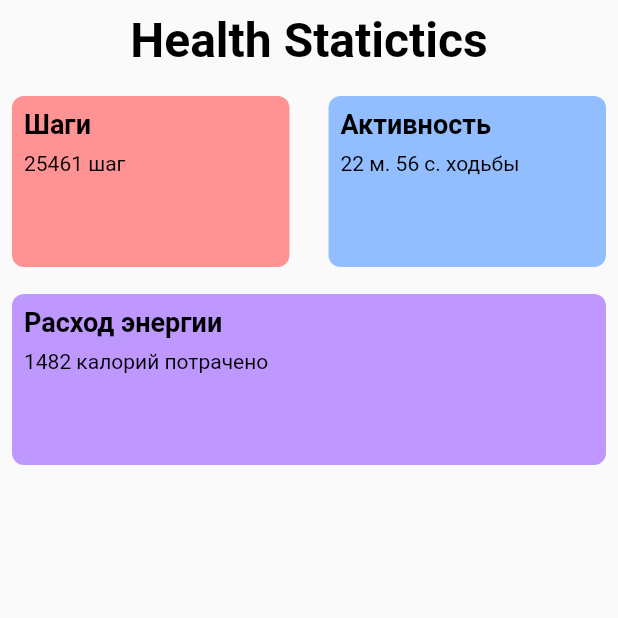
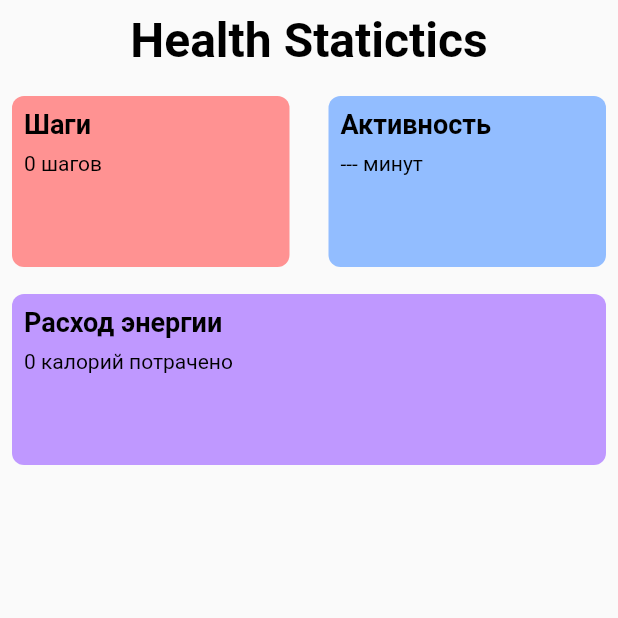
Before and after one commit to Rast4m4n/health-statistics, a Flutter app: the screen it shows after launch, on a phone screen of 412 x 824 dp, the top half of it. Run offline on Flutter 3.47's test engine with Material 2 defaults, Android fonts, the phone set to English and light mode, and no system bars; our stand-ins replace google_sign_in, permission_handler; missing offline and left inert: health.

Commit message:
Добавил авторизацию Google, получение разрешения на доступ к данным телефона и типам данным Google Fit, прописал получение шагов

```diff
--- a/lib/ui/navigations/app_navigation.dart
+++ b/lib/ui/navigations/app_navigation.dart
@@ -9,6 +9,6 @@ class AppNavigation {
   String get initialRoute => AppRoute.home;
 
   Map<String, Widget Function(BuildContext)> get routes => {
-        AppRoute.home: (context) => const HomePage(),
+        AppRoute.home: (context) => HomePage(),
       };
 }
--- a/lib/ui/pages/home_page.dart
+++ b/lib/ui/pages/home_page.dart
@@ -1,13 +1,14 @@
 import 'package:flutter/material.dart';
+import 'package:health_statistics/ui/pages/home_view_model.dart';
 import 'package:health_statistics/ui/themes/app_paddings.dart';
 import 'package:health_statistics/ui/themes/app_theme.dart';
 import 'package:health_statistics/ui/widgets/health_card.dart';
 
 class HomePage extends StatelessWidget {
-  const HomePage({
+  HomePage({
     super.key,
   });
-
+  final vm = HomeViewModel();
   @override
   Widget build(BuildContext context) {
     return Scaffold(
@@ -25,28 +26,33 @@ class HomePage extends StatelessWidget {
                     ),
               ),
               const SizedBox(height: AppPaddings.hight),
-              Wrap(
+              FutureBuilder(
+                future: vm.fetchDataHealth(),
+                builder: (context, snapshot) {
+                  return Wrap(
                     alignment: WrapAlignment.spaceBetween,
                     spacing: AppPaddings.hight + AppPaddings.low,
                     runSpacing: AppPaddings.hight,
-                children: const [
+                    children: [
                       HealthCard(
                         title: 'Шаги',
-                    statistic: '25461 шаг',
+                        statistic: '${vm.steps} шагов',
                         color: HealthCardColors.step,
                       ),
-                  HealthCard(
+                      const HealthCard(
                         title: 'Активность',
-                    statistic: '22 м. 56 с. ходьбы',
+                        statistic: '--- минут',
                         color: HealthCardColors.activity,
                       ),
                       HealthCard(
                         title: 'Расход энергии',
-                    statistic: '1482 калорий потрачено',
+                        statistic: '${vm.eneregyBurned} калорий потрачено',
                         color: HealthCardColors.energyConsumption,
                         isFullWidth: true,
                       ),
                     ],
+                  );
+                },
               ),
               const SizedBox(height: AppPaddings.low),
             ],
--- /dev/null
+++ b/lib/ui/pages/home_view_model.dart
@@ -0,0 +1,68 @@
+import 'package:health/health.dart';
+
+class HomeViewModel {
+  HomeViewModel();
+
+  List<HealthDataPoint> healthData = [];
+  int steps = 0;
+  int eneregyBurned = 0;
+  final HealthFactory health = HealthFactory();
+
+  final _types = [
+    HealthDataType.STEPS,
+    HealthDataType.MOVE_MINUTES,
+    HealthDataType.WORKOUT,
+    HealthDataType.ACTIVE_ENERGY_BURNED,
+  ];
+
+  final _permission = [
+    HealthDataAccess.READ,
+    HealthDataAccess.READ,
+    HealthDataAccess.READ,
+    HealthDataAccess.READ,
+  ];
+  final _now = DateTime.now();
+
+  // Получение общих данных о здоровье
+  Future<void> fetchDataHealth() async {
+    bool requested = await health.requestAuthorization(
+      _types,
+      permissions: _permission,
+    );
+
+    final midnight = DateTime(_now.year, _now.month, _now.day);
+
+    if (requested) {
+      try {
+        healthData =
+            await health.getHealthDataFromTypes(midnight, _now, _types);
+      } catch (e) {
+        print("Ошибка $e");
+      }
+    } else {
+      print('Нет доступа к типам данных');
+    }
+
+    getEnergyBurned();
+    await getSteps();
+  }
+
+  // Получение сожжёных калорий
+  void getEnergyBurned() {
+    for (var el in healthData) {
+      if (el.value is WorkoutHealthValue) {
+        eneregyBurned = (el.value as WorkoutHealthValue).totalEnergyBurned ?? 0;
+        print("Сожжено калорий - $eneregyBurned");
+      }
+    }
+  }
+
+  Future<void> getSteps() async {
+    final midnight = DateTime(_now.year, _now.month, _now.day);
+    try {
+      steps = await health.getTotalStepsInInterval(midnight, _now) ?? 0;
+    } catch (error) {
+      print("Ошибка получение шагов: $error");
+    }
+  }
+}
--- a/pubspec.yaml
+++ b/pubspec.yaml
@@ -9,7 +9,9 @@ environment:
 dependencies:
   flutter:
     sdk: flutter
+  google_sign_in: ^6.0.2
   health: ^4.6.0
+  http: ^0.13.5
   permission_handler: ^10.2.0
 
 dev_dependencies:
```
Also changed, not shown: lib/domain/auth.dart (added, +31 -0 lines), lib/main.dart (+17 -1 lines), pubspec.lock, 2 other files. Lines whose indentation alone changed are shown as unchanged.
